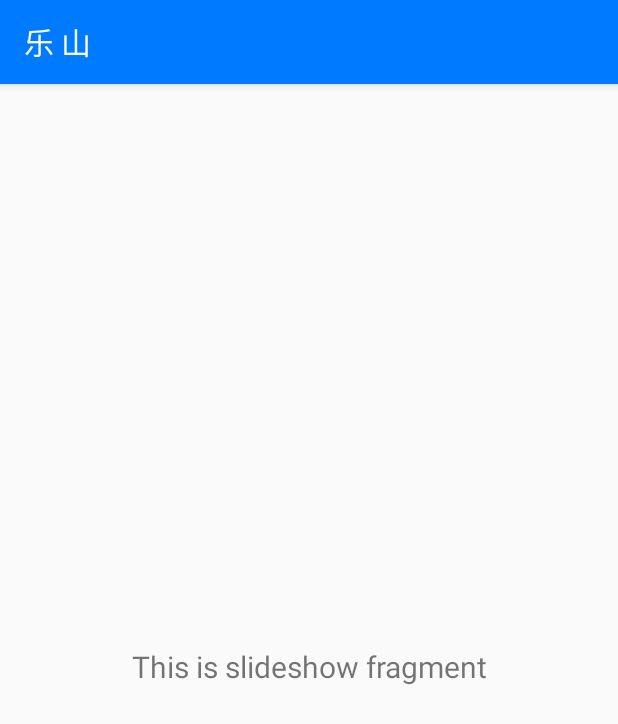
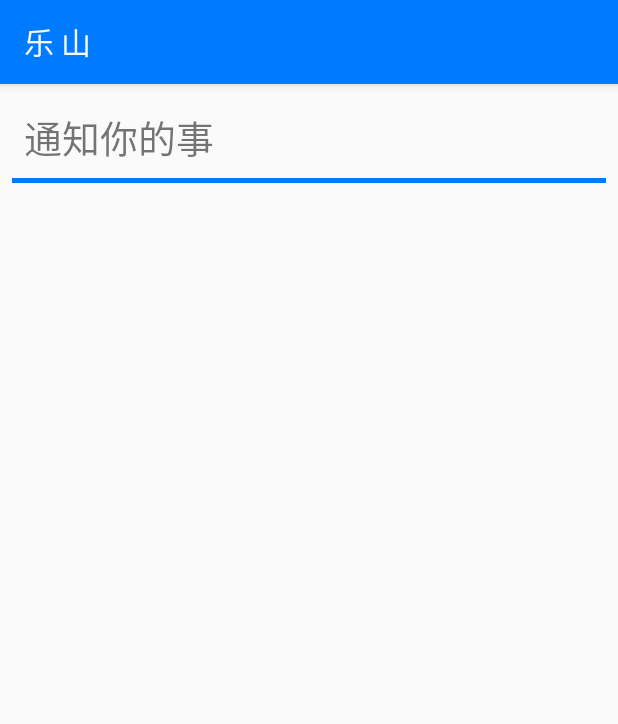
Before and after one commit to mahao111/LeShan, an Android app: the fragment MessageCenter shown on its own in the app's theme, on a phone screen of 412 x 824 dp. Shown: the top 724 px of the screen. Run offline under Robolectric (Android 15) with nearby library versions, the phone set to English and light mode, and no system bars.

Commit message:
侧边栏和个人中心 消息流 初稿

```diff
--- a/app/src/main/java/com/mahao/leshan/detial/FoodDetialAdapter.java
+++ b/app/src/main/java/com/mahao/leshan/detial/FoodDetialAdapter.java
@@ -14,6 +14,7 @@ import androidx.annotation.NonNull;
 import androidx.recyclerview.widget.RecyclerView;
 
 import com.bumptech.glide.Glide;
+import com.google.android.material.snackbar.Snackbar;
 import com.mahao.leshan.FoodAdapter;
 import com.mahao.leshan.R;
 
@@ -96,7 +97,8 @@ public class FoodDetialAdapter extends RecyclerView.Adapter<FoodDetialAdapter.Vi
 
                     context.startActivity(i1);
                 }else{
-                    Toast.makeText(context,"请安装Baidu地图",Toast.LENGTH_SHORT).show();
+                    Snackbar.make(view, "Replace with your own action", Snackbar.LENGTH_LONG)
+                            .setAction("Action", null).show();
                 }
             });
         }
--- a/app/src/main/java/com/mahao/leshan/ui/home/HomeFragment.java
+++ b/app/src/main/java/com/mahao/leshan/ui/home/HomeFragment.java
@@ -17,6 +17,7 @@ import androidx.fragment.app.Fragment;
 import androidx.lifecycle.Observer;
 import androidx.lifecycle.ViewModelProviders;
 
+import com.google.android.material.snackbar.Snackbar;
 import com.mahao.leshan.Food;
 import com.mahao.leshan.R;
 import com.mahao.leshan.Travle;
@@ -53,8 +54,9 @@ public class HomeFragment extends Fragment {
                 new View.OnClickListener() {
                     @Override
                     public void onClick(View view) {
-                        startActivity(new Intent(getActivity(), Travle.class));
-                    }
+
+                        //startActivity(new Intent(getActivity(), Travle.class));
+              }
                 }
         );
     }
--- a/app/src/main/java/com/mahao/leshan/ui/slideshow/SlideshowFragment.java
+++ b/app/src/main/java/com/mahao/leshan/ui/message/MessageCenter.java
@@ -1,4 +1,4 @@
-package com.mahao.leshan.ui.slideshow;
+package com.mahao.leshan.ui.message;
 
 import android.os.Bundle;
 import android.view.LayoutInflater;
@@ -14,20 +14,20 @@ import androidx.lifecycle.ViewModelProviders;
 
 import com.mahao.leshan.R;
 
-public class SlideshowFragment extends Fragment {
+public class MessageCenter extends Fragment {
 
-    private SlideshowViewModel slideshowViewModel;
+    private MessageCenterViewModel messageCenterViewModel;
 
     public View onCreateView(@NonNull LayoutInflater inflater,
                              ViewGroup container, Bundle savedInstanceState) {
-        slideshowViewModel =
-                ViewModelProviders.of(this).get(SlideshowViewModel.class);
+        messageCenterViewModel =
+                ViewModelProviders.of(this).get(MessageCenterViewModel.class);
         View root = inflater.inflate(R.layout.fragment_slideshow, container, false);
-        final TextView textView = root.findViewById(R.id.text_slideshow);
-        slideshowViewModel.getText().observe(getViewLifecycleOwner(), new Observer<String>() {
+
+        messageCenterViewModel.getText().observe(getViewLifecycleOwner(), new Observer<String>() {
             @Override
             public void onChanged(@Nullable String s) {
-                textView.setText(s);
+
             }
         });
         return root;
--- a/app/src/main/java/com/mahao/leshan/ui/slideshow/SlideshowViewModel.java
+++ b/app/src/main/java/com/mahao/leshan/ui/message/MessageCenterViewModel.java
@@ -1,14 +1,14 @@
-package com.mahao.leshan.ui.slideshow;
+package com.mahao.leshan.ui.message;
 
 import androidx.lifecycle.LiveData;
 import androidx.lifecycle.MutableLiveData;
 import androidx.lifecycle.ViewModel;
 
-public class SlideshowViewModel extends ViewModel {
+public class MessageCenterViewModel extends ViewModel {
 
     private MutableLiveData<String> mText;
 
-    public SlideshowViewModel() {
+    public MessageCenterViewModel() {
         mText = new MutableLiveData<>();
         mText.setValue("This is slideshow fragment");
     }
--- a/app/src/main/res/layout/fragment_slideshow.xml
+++ b/app/src/main/res/layout/fragment_slideshow.xml
@@ -4,19 +4,42 @@
     xmlns:tools="http://schemas.android.com/tools"
     android:layout_width="match_parent"
     android:layout_height="match_parent"
-    tools:context=".ui.slideshow.SlideshowFragment">
+    tools:context=".ui.message.MessageCenter">
 
-    <TextView
-        android:id="@+id/text_slideshow"
-        android:layout_width="match_parent"
-        android:layout_height="wrap_content"
+    <androidx.recyclerview.widget.RecyclerView
+        android:id="@+id/message_recyclerView"
+        android:layout_width="0dp"
+        android:layout_height="0dp"
         android:layout_marginStart="8dp"
         android:layout_marginTop="8dp"
         android:layout_marginEnd="8dp"
-        android:textAlignment="center"
-        android:textSize="20sp"
+        android:layout_marginBottom="8dp"
         app:layout_constraintBottom_toBottomOf="parent"
         app:layout_constraintEnd_toEndOf="parent"
+        app:layout_constraintHorizontal_bias="0.0"
+        app:layout_constraintStart_toStartOf="parent"
+        app:layout_constraintTop_toBottomOf="@+id/textView13" />
+
+    <TextView
+        android:id="@+id/textView12"
+        android:layout_width="wrap_content"
+        android:layout_height="wrap_content"
+        android:layout_marginStart="16dp"
+        android:layout_marginTop="16dp"
+        android:text="通知你的事"
+        android:textSize="25sp"
         app:layout_constraintStart_toStartOf="parent"
         app:layout_constraintTop_toTopOf="parent" />
+
+    <TextView
+        android:id="@+id/textView13"
+        android:layout_width="0dp"
+        android:layout_height="3dp"
+        android:layout_marginStart="8dp"
+        android:layout_marginTop="8dp"
+        android:layout_marginEnd="8dp"
+        android:background="@color/primaryColor"
+        app:layout_constraintEnd_toEndOf="parent"
+        app:layout_constraintStart_toStartOf="parent"
+        app:layout_constraintTop_toBottomOf="@+id/textView12" />
 </androidx.constraintlayout.widget.ConstraintLayout>
--- a/app/src/main/res/navigation/mobile_navigation.xml
+++ b/app/src/main/res/navigation/mobile_navigation.xml
@@ -19,7 +19,7 @@
 
     <fragment
         android:id="@+id/nav_slideshow"
-        android:name="com.mahao.leshan.ui.slideshow.SlideshowFragment"
+        android:name="com.mahao.leshan.ui.message.MessageCenter"
         android:label="@string/menu_slideshow"
         tools:layout="@layout/fragment_slideshow" />
 </navigation>
--- a/app/src/main/res/values/dimens.xml
+++ b/app/src/main/res/values/dimens.xml
@@ -9,4 +9,5 @@
     <dimen name="nav_header_vertical_spacing">8dp</dimen>
     <dimen name="nav_header_height">176dp</dimen>
     <dimen name="fab_margin">16dp</dimen>
+    <dimen name="padding_messages">8dp</dimen>
 </resources>
--- a/app/src/main/res/values/strings.xml
+++ b/app/src/main/res/values/strings.xml
@@ -123,5 +123,5 @@
 
     <string name="menu_home">主页</string>
     <string name="menu_personla_center">个人中心</string>
-    <string name="menu_slideshow">Slideshow</string>
+    <string name="menu_slideshow">消息流</string>
 </resources>
```
Also changed, not shown: app/src/main/java/com/mahao/leshan/ui/message/Message.java (added, +19 -0 lines), app/src/main/java/com/mahao/leshan/ui/message/MessageAdapter.java (added, +68 -0 lines), app/src/main/res/layout/item_message.xml (added, +58 -0 lines).
